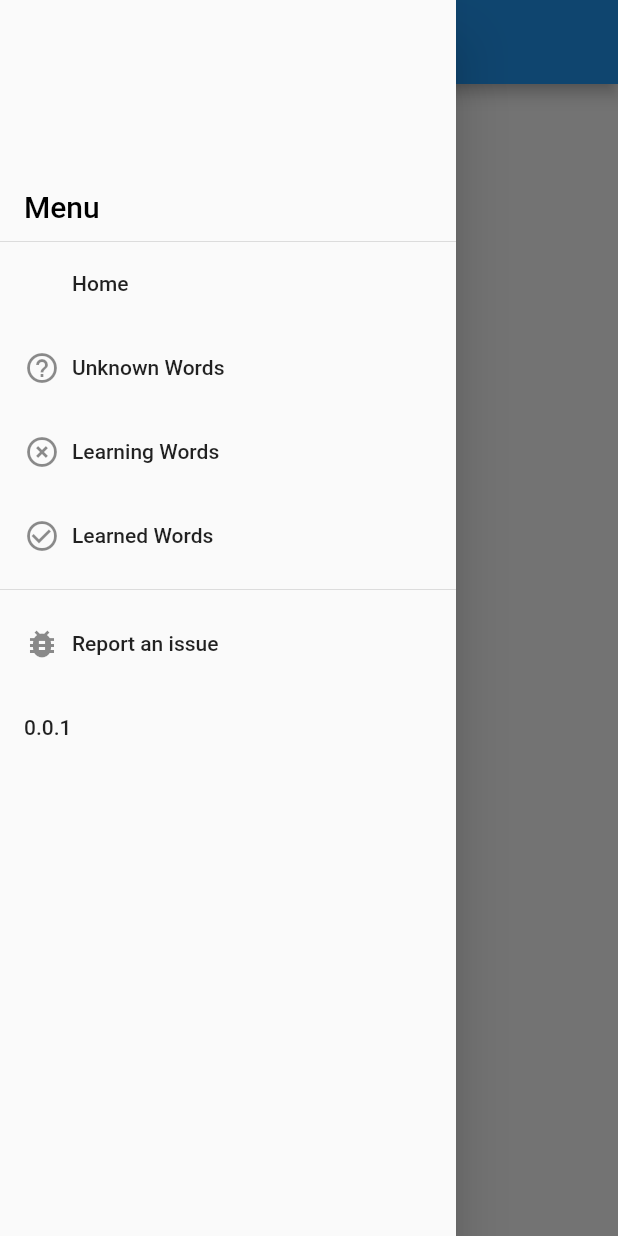
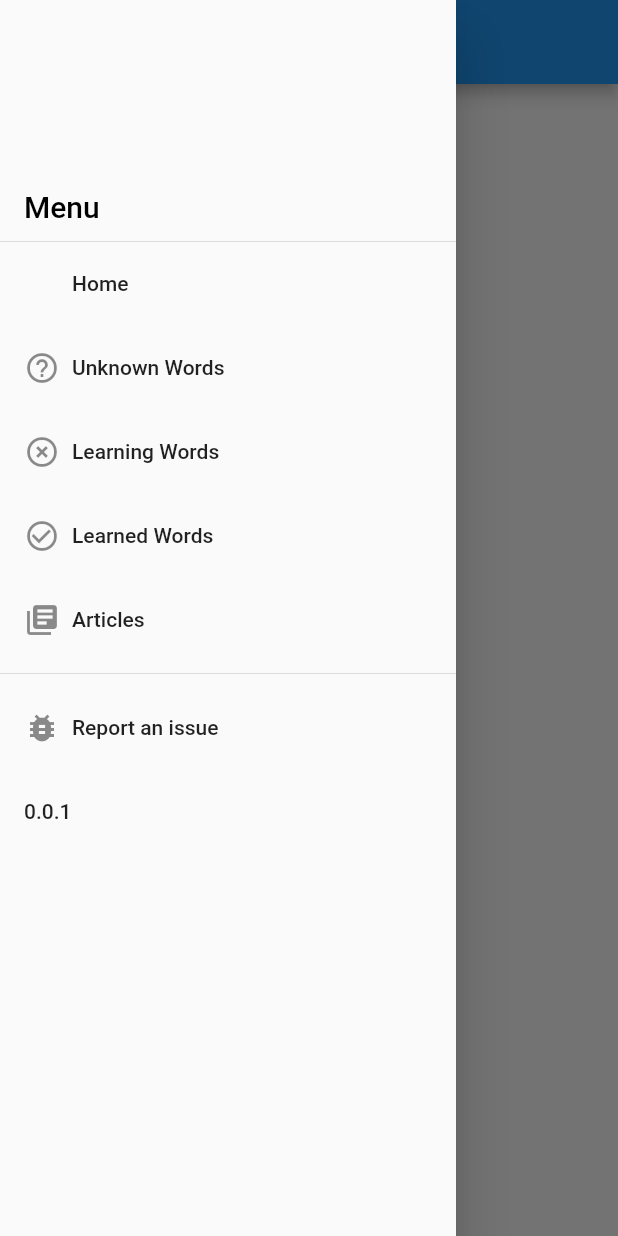
Before and after one commit to enwords/lisa, a Flutter app: the screen it shows after launch, with the side drawer open, on a phone screen of 412 x 824 dp. Run offline on Flutter 3.47's test engine with Material 2 defaults, Android fonts, the phone set to English and light mode, and no system bars; our stand-ins replace flutter_dotenv; generated files the repository leaves out were written again.

Commit message:
Add articles page

```diff
--- a/lib/components/app_drawer.dart
+++ b/lib/components/app_drawer.dart
@@ -17,18 +17,24 @@ class AppDrawer extends StatelessWidget {
               icon: Icons.help_outline,
               text: 'Unknown Words',
               onTap: () =>
-                  Navigator.pushReplacementNamed(context, Routes.unknownWords)),
+                  Navigator.pushReplacementNamed(context, Routes.wordsUnknown)),
           _createDrawerItem(
             icon: Icons.highlight_off,
             text: 'Learning Words',
             onTap: () =>
-                Navigator.pushReplacementNamed(context, Routes.learningWords),
+                Navigator.pushReplacementNamed(context, Routes.wordsLearning),
           ),
           _createDrawerItem(
             icon: Icons.check_circle_outline,
             text: 'Learned Words',
             onTap: () =>
-                Navigator.pushReplacementNamed(context, Routes.learnedWords),
+                Navigator.pushReplacementNamed(context, Routes.wordsLearned),
+          ),
+          _createDrawerItem(
+            icon: Icons.library_books,
+            text: 'Articles',
+            onTap: () =>
+                Navigator.pushReplacementNamed(context, Routes.articles),
           ),
           Divider(),
           _createDrawerItem(icon: Icons.bug_report, text: 'Report an issue'),
--- a/lib/main.dart
+++ b/lib/main.dart
@@ -1,8 +1,10 @@
 import 'package:flutter/material.dart';
 import 'package:flutter_dotenv/flutter_dotenv.dart';
 import 'package:lisa/routes.dart';
+import 'package:lisa/screens/article/add_screen.dart';
+import 'package:lisa/screens/article/list_screen.dart';
 import 'package:lisa/screens/home_screen.dart';
-import 'package:lisa/screens/words_screen.dart';
+import 'package:lisa/screens/word_list_screen.dart';
 
 void main({String env = 'dev'}) async {
   await DotEnv().load('.env.$env');
@@ -20,12 +22,14 @@ class MyApp extends StatelessWidget {
       home: HomeScreen(),
       routes: {
         Routes.home: (context) => HomeScreen(),
-        Routes.unknownWords: (context) =>
-            WordsScreen(title: 'Unknown Words', status: 'unknown'),
-        Routes.learningWords: (context) =>
-            WordsScreen(title: 'Learning Words', status: 'learning'),
-        Routes.learnedWords: (context) =>
-            WordsScreen(title: 'Learned Words', status: 'learned'),
+        Routes.wordsUnknown: (context) =>
+            WordListScreen(title: 'Unknown Words', status: 'unknown'),
+        Routes.wordsLearning: (context) =>
+            WordListScreen(title: 'Learning Words', status: 'learning'),
+        Routes.wordsLearned: (context) =>
+            WordListScreen(title: 'Learned Words', status: 'learned'),
+        Routes.articles: (context) => ArticleListScreen(),
+        Routes.articlesAdd: (context) => ArticleAddScreen(),
       },
     );
   }
--- /dev/null
+++ b/lib/models/article.dart
@@ -0,0 +1,32 @@
+import 'package:json_annotation/json_annotation.dart';
+
+part 'article.g.dart';
+
+@JsonSerializable()
+class Article {
+  Article(
+      {this.id,
+      this.language,
+      this.title,
+      this.content});
+
+  factory Article.fromJson(Map<String, dynamic> json) => _$ArticleFromJson(json);
+
+  int id;
+  String language;
+  String title;
+  String content;
+
+  Map<String, dynamic> toJson() => _$ArticleToJson(this);
+}
+
+@JsonSerializable()
+class Articles {
+  Articles({
+    this.collection,
+  });
+
+  factory Articles.fromJson(Map<String, dynamic> json) => _$ArticlesFromJson(json);
+
+  List<Article> collection;
+}
--- a/lib/models/word.dart
+++ b/lib/models/word.dart
@@ -8,8 +8,6 @@ class Word {
       {this.id,
       this.language,
       this.value,
-      this.pos,
-      this.weight,
       this.transcription});
 
   factory Word.fromJson(Map<String, dynamic> json) => _$WordFromJson(json);
@@ -17,8 +15,6 @@ class Word {
   int id;
   String language;
   String value;
-  String pos;
-  int weight;
   String transcription;
 
   Map<String, dynamic> toJson() => _$WordToJson(this);
--- a/lib/routes.dart
+++ b/lib/routes.dart
@@ -1,6 +1,8 @@
 class Routes {
   static const String home = '/home';
-  static const String unknownWords = '/words/unknown';
-  static const String learningWords = '/words/learning';
-  static const String learnedWords = '/words/learned';
+  static const String wordsUnknown = '/words/unknown';
+  static const String wordsLearning = '/words/learning';
+  static const String wordsLearned = '/words/learned';
+  static const String articles = '/articles';
+  static const String articlesAdd = '/articles/add';
 }
--- a/lib/services/words/get_list.dart
+++ b/lib/services/word/get_list.dart
@@ -1,7 +1,7 @@
 import 'package:flutter_dotenv/flutter_dotenv.dart';
 import 'package:lisa/services/network/get_data.dart';
 
-class WordsGetList {
+class WordGetList {
   final String _backendHost = DotEnv().env['BACKEND_HOST'];
 
   Future<dynamic> call(String status, int page) async {
```
Also changed, not shown: lib/components/article/form.dart (added, +44 -0 lines), lib/screens/article/add_screen.dart (added, +23 -0 lines), lib/screens/article/item_screen.dart (added, +32 -0 lines), lib/screens/article/list_screen.dart (added, +109 -0 lines), lib/screens/word_list_screen.dart (renamed from lib/screens/words_screen.dart, +9 -9 lines), lib/services/article/get_list.dart (added, +12 -0 lines), lib/models/article.g.dart (added), lib/models/word.g.dart.
